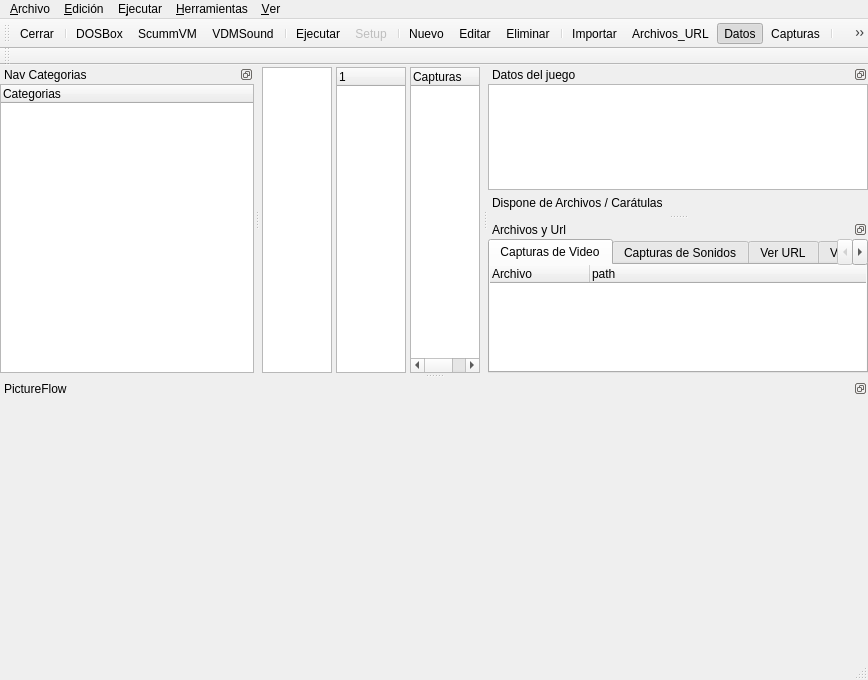
First picture: the form in ui/grlida.ui, repository Monthy/gr-lida, before the edit.
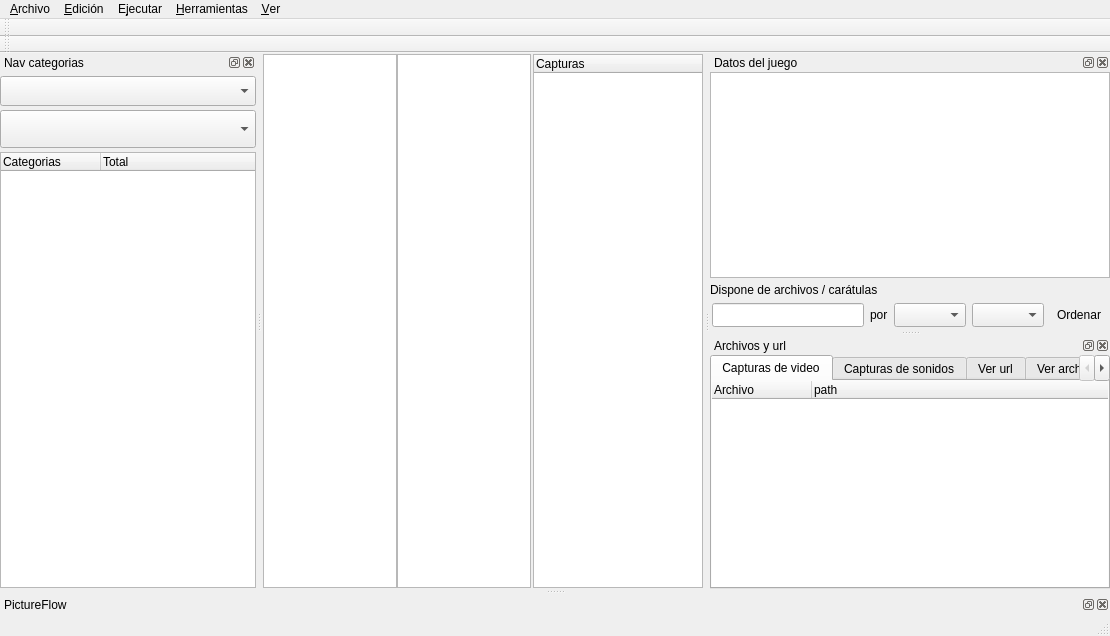
Second picture: the form after the edit. Icons and pictures are not drawn. Custom widgets are drawn as their Qt base class.

Patch:
```diff
--- a/ui/grlida.ui
+++ b/ui/grlida.ui
@@ -6,8 +6,8 @@
    <rect>
     <x>0</x>
     <y>0</y>
-    <width>868</width>
-    <height>680</height>
+    <width>1110</width>
+    <height>636</height>
    </rect>
   </property>
   <property name="windowTitle">
@@ -17,42 +17,94 @@
    <iconset resource="../res/grlida.qrc">
     <normaloff>:/img32/gr-lida.png</normaloff>:/img32/gr-lida.png</iconset>
   </property>
-  <property name="toolButtonStyle">
-   <enum>Qt::ToolButtonIconOnly</enum>
+  <property name="dockOptions">
+   <set>QMainWindow::AllowTabbedDocks|QMainWindow::AnimatedDocks</set>
   </property>
   <widget class="QWidget" name="centralwidget">
-   <layout class="QVBoxLayout" name="verticalLayout_4">
-    <property name="leftMargin">
+   <layout class="QHBoxLayout" name="horizontalLayout">
+    <property name="spacing">
      <number>2</number>
     </property>
-    <property name="topMargin">
-     <number>2</number>
-    </property>
-    <property name="rightMargin">
-     <number>2</number>
-    </property>
-    <property name="bottomMargin">
-     <number>0</number>
+    <property name="margin">
+     <number>1</number>
     </property>
     <item>
-     <layout class="QHBoxLayout" name="horizontalLayout_2">
+     <layout class="QHBoxLayout" name="hLayout_juegos">
       <property name="spacing">
-       <number>4</number>
+       <number>0</number>
       </property>
       <item>
-       <widget class="QListWidget" name="lwJuegos">
+       <widget class="QTreeView" name="tvJuegos">
+        <property name="sizePolicy">
+         <sizepolicy hsizetype="Preferred" vsizetype="Preferred">
+          <horstretch>0</horstretch>
+          <verstretch>0</verstretch>
+         </sizepolicy>
+        </property>
+        <property name="editTriggers">
+         <set>QAbstractItemView::NoEditTriggers</set>
+        </property>
         <property name="showDropIndicator" stdset="0">
          <bool>false</bool>
         </property>
+        <property name="alternatingRowColors">
+         <bool>true</bool>
+        </property>
         <property name="iconSize">
          <size>
-          <width>64</width>
-          <height>64</height>
+          <width>30</width>
+          <height>30</height>
+         </size>
+        </property>
+        <property name="rootIsDecorated">
+         <bool>false</bool>
+        </property>
+        <property name="uniformRowHeights">
+         <bool>true</bool>
+        </property>
+        <property name="itemsExpandable">
+         <bool>false</bool>
+        </property>
+        <property name="allColumnsShowFocus">
+         <bool>true</bool>
+        </property>
+        <attribute name="headerMinimumSectionSize">
+         <number>32</number>
+        </attribute>
+        <attribute name="headerStretchLastSection">
+         <bool>false</bool>
+        </attribute>
+       </widget>
+      </item>
+      <item>
+       <widget class="QListView" name="lvJuegos">
+        <property name="sizePolicy">
+         <sizepolicy hsizetype="Preferred" vsizetype="Preferred">
+          <horstretch>0</horstretch>
+          <verstretch>0</verstretch>
+         </sizepolicy>
+        </property>
+        <property name="editTriggers">
+         <set>QAbstractItemView::NoEditTriggers</set>
+        </property>
+        <property name="dragDropMode">
+         <enum>QAbstractItemView::NoDragDrop</enum>
+        </property>
+        <property name="selectionBehavior">
+         <enum>QAbstractItemView::SelectRows</enum>
+        </property>
+        <property name="iconSize">
+         <size>
+          <width>181</width>
+          <height>238</height>
          </size>
         </property>
         <property name="movement">
          <enum>QListView::Static</enum>
         </property>
+        <property name="flow">
+         <enum>QListView::LeftToRight</enum>
+        </property>
         <property name="resizeMode">
          <enum>QListView::Adjust</enum>
         </property>
@@ -64,82 +116,50 @@
         </property>
        </widget>
       </item>
-      <item>
-       <widget class="QTreeWidget" name="twJuegos">
-        <property name="horizontalScrollBarPolicy">
-         <enum>Qt::ScrollBarAlwaysOff</enum>
-        </property>
-        <property name="iconSize">
-         <size>
-          <width>24</width>
-          <height>24</height>
-         </size>
-        </property>
-        <property name="rootIsDecorated">
-         <bool>false</bool>
-        </property>
-        <property name="uniformRowHeights">
-         <bool>true</bool>
-        </property>
-        <property name="allColumnsShowFocus">
-         <bool>true</bool>
-        </property>
-        <column>
-         <property name="text">
-          <string/>
-         </property>
-        </column>
-        <column>
-         <property name="text">
-          <string>Título</string>
-         </property>
-        </column>
-        <column>
-         <property name="text">
-          <string>Compañia</string>
-         </property>
-        </column>
-        <column>
-         <property name="text">
-          <string>Año</string>
-         </property>
-        </column>
-        <column>
-         <property name="text">
-          <string>Rating</string>
-         </property>
-        </column>
-       </widget>
-      </item>
-      <item>
-       <widget class="QTreeWidget" name="twCapturas">
-        <property name="frameShadow">
-         <enum>QFrame::Sunken</enum>
-        </property>
-        <property name="iconSize">
-         <size>
-          <width>128</width>
-          <height>128</height>
-         </size>
-        </property>
-        <property name="rootIsDecorated">
-         <bool>false</bool>
-        </property>
-        <property name="uniformRowHeights">
-         <bool>true</bool>
-        </property>
-        <property name="allColumnsShowFocus">
-         <bool>true</bool>
-        </property>
-        <column>
-         <property name="text">
-          <string>Capturas</string>
-         </property>
-        </column>
-       </widget>
-      </item>
      </layout>
     </item>
+    <item>
+     <widget class="QTreeWidget" name="twCapturas">
+      <property name="sizePolicy">
+       <sizepolicy hsizetype="Preferred" vsizetype="Preferred">
+        <horstretch>0</horstretch>
+        <verstretch>0</verstretch>
+       </sizepolicy>
+      </property>
+      <property name="minimumSize">
+       <size>
+        <width>170</width>
+        <height>0</height>
+       </size>
+      </property>
+      <property name="maximumSize">
+       <size>
+        <width>170</width>
+        <height>16777215</height>
+       </size>
+      </property>
+      <property name="iconSize">
+       <size>
+        <width>128</width>
+        <height>128</height>
+       </size>
+      </property>
+      <property name="rootIsDecorated">
+       <bool>false</bool>
+      </property>
+      <property name="uniformRowHeights">
+       <bool>true</bool>
+      </property>
+      <property name="allColumnsShowFocus">
+       <bool>true</bool>
+      </property>
+      <column>
+       <property name="text">
+        <string>Capturas</string>
+       </property>
+      </column>
+     </widget>
+    </item>
    </layout>
   </widget>
   <widget class="QMenuBar" name="menubar">
@@ -147,8 +167,8 @@
     <rect>
      <x>0</x>
      <y>0</y>
-     <width>868</width>
-     <height>23</height>
+     <width>1110</width>
+     <height>21</height>
     </rect>
    </property>
    <widget class="QMenu" name="menuArchivo">
@@ -276,26 +296,6 @@
    <attribute name="toolBarBreak">
     <bool>false</bool>
    </attribute>
-   <addaction name="actionClose"/>
-   <addaction name="separator"/>
-   <addaction name="actionNewDbx"/>
-   <addaction name="actionNewSvm"/>
-   <addaction name="actionNewVdms"/>
-   <addaction name="separator"/>
-   <addaction name="actionEjectar"/>
-   <addaction name="actionEjectarSetup"/>
-   <addaction name="separator"/>
-   <addaction name="actionNuevo"/>
-   <addaction name="actionEditar"/>
-   <addaction name="actionEiminar"/>
-   <addaction name="separator"/>
-   <addaction name="actionImportarJuego"/>
-   <addaction name="actionVerFilesUrl"/>
-   <addaction name="actionVerDatos"/>
-   <addaction name="actionVerCapturas"/>
-   <addaction name="separator"/>
-   <addaction name="actionOpciones"/>
-   <addaction name="actionAcercaD"/>
   </widget>
   <widget class="QToolBar" name="toolBar_ordenar">
    <property name="windowTitle">
@@ -311,8 +311,8 @@
   <widget class="QDockWidget" name="dockw_Datos">
    <property name="minimumSize">
     <size>
-     <width>380</width>
-     <height>136</height>
+     <width>400</width>
+     <height>169</height>
     </size>
    </property>
    <property name="baseSize">
@@ -321,9 +321,6 @@
      <height>0</height>
     </size>
    </property>
-   <property name="features">
-    <set>QDockWidget::DockWidgetFloatable|QDockWidget::DockWidgetMovable</set>
-   </property>
    <property name="windowTitle">
     <string>Datos del juego</string>
    </property>
@@ -333,11 +330,20 @@
    <widget class="QWidget" name="dockWidgetContents_InfoDatos">
     <layout class="QVBoxLayout" name="verticalLayout_3">
      <property name="spacing">
+      <number>0</number>
+     </property>
+     <property name="leftMargin">
+      <number>0</number>
+     </property>
+     <property name="topMargin">
+      <number>0</number>
+     </property>
+     <property name="rightMargin">
+      <number>0</number>
+     </property>
+     <property name="bottomMargin">
       <number>1</number>
      </property>
-     <property name="margin">
-      <number>0</number>
-     </property>
      <item>
       <widget class="QTextBrowser" name="txtInfo_Comentario">
        <property name="openExternalLinks">
@@ -346,28 +352,16 @@
       </widget>
      </item>
      <item>
-      <layout class="QHBoxLayout" name="horizontalLayout_ToolbarInfoDatos">
-       <property name="leftMargin">
-        <number>4</number>
-       </property>
-       <property name="topMargin">
-        <number>0</number>
-       </property>
-       <property name="bottomMargin">
-        <number>0</number>
-       </property>
+      <layout class="QHBoxLayout" name="horizontalLayout_3">
        <item>
         <widget class="QLabel" name="lb_info_12">
          <property name="text">
-          <string>Dispone de Archivos / Carátulas</string>
+          <string>Dispone de archivos / carátulas</string>
          </property>
         </widget>
        </item>
        <item>
         <widget class="QToolButton" name="btnVer_Archivos">
-         <property name="enabled">
-          <bool>false</bool>
-         </property>
          <property name="text">
           <string/>
          </property>
@@ -375,6 +369,9 @@
           <iconset resource="../res/grlida.qrc">
            <normaloff>:/img16/archivos.png</normaloff>:/img16/archivos.png</iconset>
          </property>
+         <property name="checkable">
+          <bool>true</bool>
+         </property>
          <property name="autoRaise">
           <bool>true</bool>
          </property>
@@ -416,21 +413,111 @@
        </item>
       </layout>
      </item>
+     <item>
+      <widget class="QFrame" name="frameOrdenar">
+       <property name="frameShape">
+        <enum>QFrame::NoFrame</enum>
+       </property>
+       <property name="frameShadow">
+        <enum>QFrame::Raised</enum>
+       </property>
+       <layout class="QHBoxLayout" name="horizontalLayout_2">
+        <property name="margin">
+         <number>2</number>
+        </property>
+        <item>
+         <widget class="QLineEdit" name="txtBuscar">
+          <property name="minimumSize">
+           <size>
+            <width>0</width>
+            <height>24</height>
+           </size>
+          </property>
+         </widget>
+        </item>
+        <item>
+         <widget class="QLabel" name="lb_ordenar">
+          <property name="minimumSize">
+           <size>
+            <width>0</width>
+            <height>24</height>
+           </size>
+          </property>
+          <property name="text">
+           <string>por</string>
+          </property>
+         </widget>
+        </item>
+        <item>
+         <widget class="QComboBox" name="cbxOrdenBy">
+          <property name="minimumSize">
+           <size>
+            <width>0</width>
+            <height>24</height>
+           </size>
+          </property>
+         </widget>
+        </item>
+        <item>
+         <widget class="QComboBox" name="cbxOrden">
+          <property name="minimumSize">
+           <size>
+            <width>0</width>
+            <height>24</height>
+           </size>
+          </property>
+         </widget>
+        </item>
+        <item>
+         <widget class="QToolButton" name="btnOrdenar">
+          <property name="minimumSize">
+           <size>
+            <width>0</width>
+            <height>24</height>
+           </size>
+          </property>
+          <property name="text">
+           <string>Ordenar</string>
+          </property>
+          <property name="icon">
+           <iconset resource="../res/gr-lida.qrc">
+            <normaloff>:/img16/aplicar.png</normaloff>:/img16/aplicar.png</iconset>
+          </property>
+          <property name="toolButtonStyle">
+           <enum>Qt::ToolButtonTextBesideIcon</enum>
+          </property>
+          <property name="autoRaise">
+           <bool>true</bool>
+          </property>
+          <property name="arrowType">
+           <enum>Qt::NoArrow</enum>
+          </property>
+         </widget>
+        </item>
+       </layout>
+      </widget>
+     </item>
     </layout>
    </widget>
   </widget>
   <widget class="QDockWidget" name="dockw_FilesUrl">
-   <property name="features">
-    <set>QDockWidget::DockWidgetFloatable|QDockWidget::DockWidgetMovable</set>
+   <property name="minimumSize">
+    <size>
+     <width>220</width>
+     <height>138</height>
+    </size>
    </property>
    <property name="windowTitle">
-    <string>Archivos y Url</string>
+    <string>Archivos y url</string>
    </property>
    <attribute name="dockWidgetArea">
     <number>2</number>
    </attribute>
    <widget class="QWidget" name="dockWidgetContents_FileUrls">
     <layout class="QVBoxLayout" name="verticalLayout_FileUrl">
+     <property name="spacing">
+      <number>0</number>
+     </property>
      <property name="margin">
       <number>0</number>
      </property>
@@ -445,15 +532,21 @@
        <property name="currentIndex">
         <number>0</number>
        </property>
+       <property name="documentMode">
+        <bool>false</bool>
+       </property>
        <widget class="QWidget" name="tab_video">
         <attribute name="icon">
          <iconset resource="../res/grlida.qrc">
           <normaloff>:/img16/img_tv2x.png</normaloff>:/img16/img_tv2x.png</iconset>
         </attribute>
         <attribute name="title">
-         <string>Capturas de Video</string>
+         <string>Capturas de video</string>
         </attribute>
         <layout class="QVBoxLayout" name="verticalLayout">
+         <property name="spacing">
+          <number>4</number>
+         </property>
          <property name="margin">
           <number>0</number>
          </property>
@@ -497,7 +590,7 @@
           <normaloff>:/img16/img_audio.png</normaloff>:/img16/img_audio.png</iconset>
         </attribute>
         <attribute name="title">
-         <string>Capturas de Sonidos</string>
+         <string>Capturas de sonidos</string>
         </attribute>
         <layout class="QVBoxLayout" name="verticalLayout_5">
          <property name="margin">
@@ -543,7 +636,7 @@
           <normaloff>:/img16/edit_enlace.png</normaloff>:/img16/edit_enlace.png</iconset>
         </attribute>
         <attribute name="title">
-         <string>Ver URL</string>
+         <string>Ver url</string>
         </attribute>
         <layout class="QVBoxLayout" name="verticalLayout_tabUrl">
          <property name="margin">
@@ -589,7 +682,7 @@
           <normaloff>:/img16/archivos.png</normaloff>:/img16/archivos.png</iconset>
         </attribute>
         <attribute name="title">
-         <string>Ver Archivos</string>
+         <string>Ver archivos</string>
         </attribute>
         <layout class="QVBoxLayout" name="verticalLayout_tabFile">
          <property name="margin">
@@ -653,20 +746,76 @@
    </widget>
   </widget>
   <widget class="QDockWidget" name="dockw_Nav">
-   <property name="features">
-    <set>QDockWidget::DockWidgetFloatable|QDockWidget::DockWidgetMovable</set>
+   <property name="minimumSize">
+    <size>
+     <width>220</width>
+     <height>183</height>
+    </size>
    </property>
    <property name="windowTitle">
-    <string>Nav Categorias</string>
+    <string>Nav categorias</string>
    </property>
    <attribute name="dockWidgetArea">
     <number>1</number>
    </attribute>
    <widget class="QWidget" name="dockWidgetContents_twNav">
     <layout class="QVBoxLayout" name="verticalLayout_2">
-     <property name="margin">
+     <property name="spacing">
+      <number>4</number>
+     </property>
+     <property name="leftMargin">
       <number>0</number>
      </property>
+     <property name="topMargin">
+      <number>4</number>
+     </property>
+     <property name="rightMargin">
+      <number>0</number>
+     </property>
+     <property name="bottomMargin">
+      <number>1</number>
+     </property>
+     <item>
+      <widget class="QComboBox" name="cbxCategoriasTb">
+       <property name="minimumSize">
+        <size>
+         <width>140</width>
+         <height>30</height>
+        </size>
+       </property>
+       <property name="sizeAdjustPolicy">
+        <enum>QComboBox::AdjustToContents</enum>
+       </property>
+       <property name="iconSize">
+        <size>
+         <width>24</width>
+         <height>24</height>
+        </size>
+       </property>
+      </widget>
+     </item>
+     <item>
+      <widget class="QComboBox" name="cbxCategorias">
+       <property name="sizePolicy">
+        <sizepolicy hsizetype="Expanding" vsizetype="Fixed">
+         <horstretch>0</horstretch>
+         <verstretch>0</verstretch>
+        </sizepolicy>
+       </property>
+       <property name="minimumSize">
+        <size>
+         <width>0</width>
+         <height>38</height>
+        </size>
+       </property>
+       <property name="iconSize">
+        <size>
+         <width>32</width>
+         <height>32</height>
+        </size>
+       </property>
+      </widget>
+     </item>
      <item>
       <widget class="QTreeWidget" name="twListNav">
        <property name="iconSize">
@@ -686,15 +835,17 @@
          <string>Categorias</string>
         </property>
        </column>
+       <column>
+        <property name="text">
+         <string>Total</string>
+        </property>
+       </column>
       </widget>
      </item>
     </layout>
    </widget>
   </widget>
   <widget class="QDockWidget" name="dockw_PictureFlow">
-   <property name="features">
-    <set>QDockWidget::DockWidgetFloatable|QDockWidget::DockWidgetMovable</set>
-   </property>
    <property name="windowTitle">
     <string>PictureFlow</string>
    </property>
@@ -702,23 +853,13 @@
     <number>8</number>
    </attribute>
    <widget class="QWidget" name="dockWidgetContents_PicFlowWidget">
-    <layout class="QHBoxLayout" name="horizontalLayout">
+    <layout class="QVBoxLayout" name="vLayout_picflow">
+     <property name="spacing">
+      <number>4</number>
+     </property>
      <property name="margin">
       <number>0</number>
      </property>
-     <item>
-      <widget class="PictureFlow" name="PicFlowWidget" native="true">
-       <property name="enabled">
-        <bool>false</bool>
-       </property>
-       <property name="minimumSize">
-        <size>
-         <width>0</width>
-         <height>260</height>
-        </size>
-       </property>
-      </widget>
-     </item>
     </layout>
    </widget>
   </widget>
@@ -1262,7 +1403,7 @@
     <string>Nuevo con DOSBox</string>
    </property>
    <property name="iconText">
-    <string>DOSBox</string>
+    <string>Nuevo con DOSBox</string>
    </property>
    <property name="toolTip">
     <string>Nuevo Juego DOSBox</string>
@@ -1283,7 +1424,7 @@
     <string>Nuevo con ScummVM</string>
    </property>
    <property name="iconText">
-    <string>ScummVM</string>
+    <string>Nuevo con ScummVM</string>
    </property>
    <property name="toolTip">
     <string>Nuevo Juego ScummVM</string>
@@ -1304,7 +1445,7 @@
     <string>Nuevo con VDMSound</string>
    </property>
    <property name="iconText">
-    <string>VDMSound</string>
+    <string>Nuevo con VDMSound</string>
    </property>
    <property name="toolTip">
     <string>Nuevo Juego VDMSound</string>
@@ -1322,10 +1463,10 @@
      <normaloff>:/img32/btnEjecutar.png</normaloff>:/img32/btnEjecutar.png</iconset>
    </property>
    <property name="text">
-    <string>Ejecutar Juego</string>
+    <string>Ejecutar juego</string>
    </property>
    <property name="iconText">
-    <string>Ejecutar</string>
+    <string>Ejecutar juego</string>
    </property>
    <property name="toolTip">
     <string>Ejecutar Juego</string>
@@ -1349,7 +1490,10 @@
     <string>Ejecutar el Setup</string>
    </property>
    <property name="iconText">
-    <string>Setup</string>
+    <string>Ejecutar el Setup</string>
+   </property>
+   <property name="toolTip">
+    <string>Ejecutar el Setup</string>
    </property>
    <property name="statusTip">
     <string>Ejecuta el Setup del Juego</string>
@@ -1364,10 +1508,10 @@
      <normaloff>:/img32/btnNuevo.png</normaloff>:/img32/btnNuevo.png</iconset>
    </property>
    <property name="text">
-    <string>Nuevo Juego</string>
+    <string>Nuevo juego</string>
    </property>
    <property name="iconText">
-    <string>Nuevo</string>
+    <string>Nuevo juego</string>
    </property>
    <property name="toolTip">
     <string>Nuevo Juego</string>
@@ -1388,10 +1532,10 @@
      <normaloff>:/img32/btnEditar.png</normaloff>:/img32/btnEditar.png</iconset>
    </property>
    <property name="text">
-    <string>Editar Juego</string>
+    <string>Editar juego</string>
    </property>
    <property name="iconText">
-    <string>Editar</string>
+    <string>Editar juego</string>
    </property>
    <property name="toolTip">
     <string>Editar Juego</string>
@@ -1409,10 +1553,10 @@
      <normaloff>:/img32/btnEliminar.png</normaloff>:/img32/btnEliminar.png</iconset>
    </property>
    <property name="text">
-    <string>Eliminar Juego</string>
+    <string>Eliminar juego</string>
    </property>
    <property name="iconText">
-    <string>Eliminar</string>
+    <string>Eliminar juego</string>
    </property>
    <property name="toolTip">
     <string>Eliminar Juego</string>
@@ -1430,10 +1574,10 @@
      <normaloff>:/img32/btnImportarJuego.png</normaloff>:/img32/btnImportarJuego.png</iconset>
    </property>
    <property name="text">
-    <string>Importar Juego</string>
+    <string>Importar juego</string>
    </property>
    <property name="iconText">
-    <string>Importar</string>
+    <string>Importar juego</string>
    </property>
    <property name="statusTip">
     <string>Importa los datos de un Juego via web</string>
@@ -1451,10 +1595,10 @@
      <normaloff>:/img32/btnArchivos.png</normaloff>:/img32/btnArchivos.png</iconset>
    </property>
    <property name="text">
-    <string>Ver Archivos y URL</string>
+    <string>Ver archivos y url</string>
    </property>
    <property name="iconText">
-    <string>Archivos_URL</string>
+    <string>Ver archivos y url</string>
    </property>
    <property name="toolTip">
     <string>Ver Archivos y URL</string>
@@ -1478,10 +1622,13 @@
      <normaloff>:/img32/btnDatos.png</normaloff>:/img32/btnDatos.png</iconset>
    </property>
    <property name="text">
-    <string>Ver Datos</string>
+    <string>Ver datos</string>
    </property>
    <property name="iconText">
-    <string>Datos</string>
+    <string>Ver datos</string>
+   </property>
+   <property name="toolTip">
+    <string>Ver datos</string>
    </property>
    <property name="statusTip">
     <string>Muestra los datos del Juego</string>
@@ -1502,10 +1649,10 @@
      <normaloff>:/img32/btnCapturas.png</normaloff>:/img32/btnCapturas.png</iconset>
    </property>
    <property name="text">
-    <string>Ver Capturas</string>
+    <string>Ver capturas</string>
    </property>
    <property name="iconText">
-    <string>Capturas</string>
+    <string>Ver capturas</string>
    </property>
    <property name="toolTip">
     <string>Ver Capturas</string>
@@ -1547,7 +1694,7 @@
     <string>Acerca de...</string>
    </property>
    <property name="iconText">
-    <string>AcercaD</string>
+    <string>Acerca de...</string>
    </property>
    <property name="toolTip">
     <string>Acerca de...</string>
@@ -1893,14 +2040,6 @@
    </property>
   </action>
  </widget>
- <customwidgets>
-  <customwidget>
-   <class>PictureFlow</class>
-   <extends>QWidget</extends>
-   <header>pictureflow-qt/pictureflow.h</header>
-   <container>1</container>
-  </customwidget>
- </customwidgets>
  <tabstops>
   <tabstop>twJuegos</tabstop>
   <tabstop>twListNav</tabstop>
```
Left out of the diff: 1411 changed lines with no effect on the pictures.
